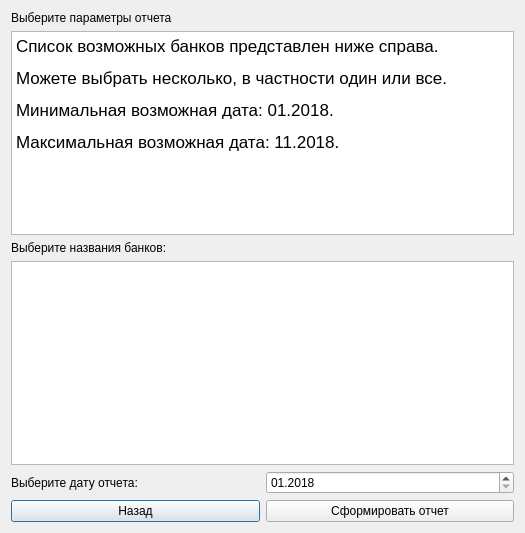
Qt form ui/common_ui/BankListReportWindow.ui (Mishlen337/BankApp) before a commit.
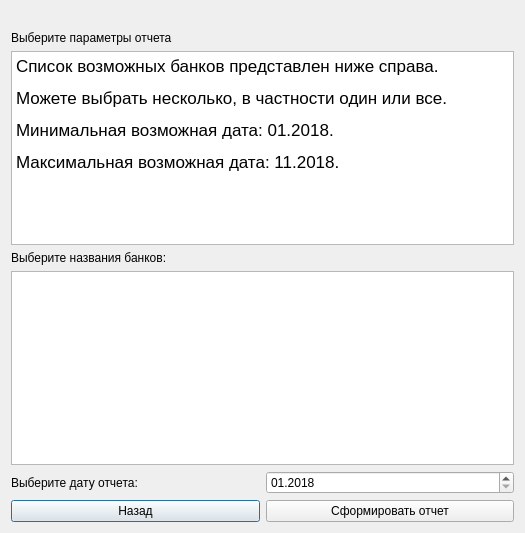
The same form after that commit.

What changed in the file:
```diff
--- a/ui/common_ui/BankListReportWindow.ui
+++ b/ui/common_ui/BankListReportWindow.ui
@@ -14,6 +14,13 @@
    <string>Создание отчета для нескольких банков</string>
   </property>
   <layout class="QVBoxLayout" name="verticalLayout">
+   <item>
+    <widget class="QLabel" name="StatusLabel">
+     <property name="text">
+      <string/>
+     </property>
+    </widget>
+   </item>
    <item>
     <widget class="QLabel" name="HeadingLabel">
      <property name="minimumSize">
```
